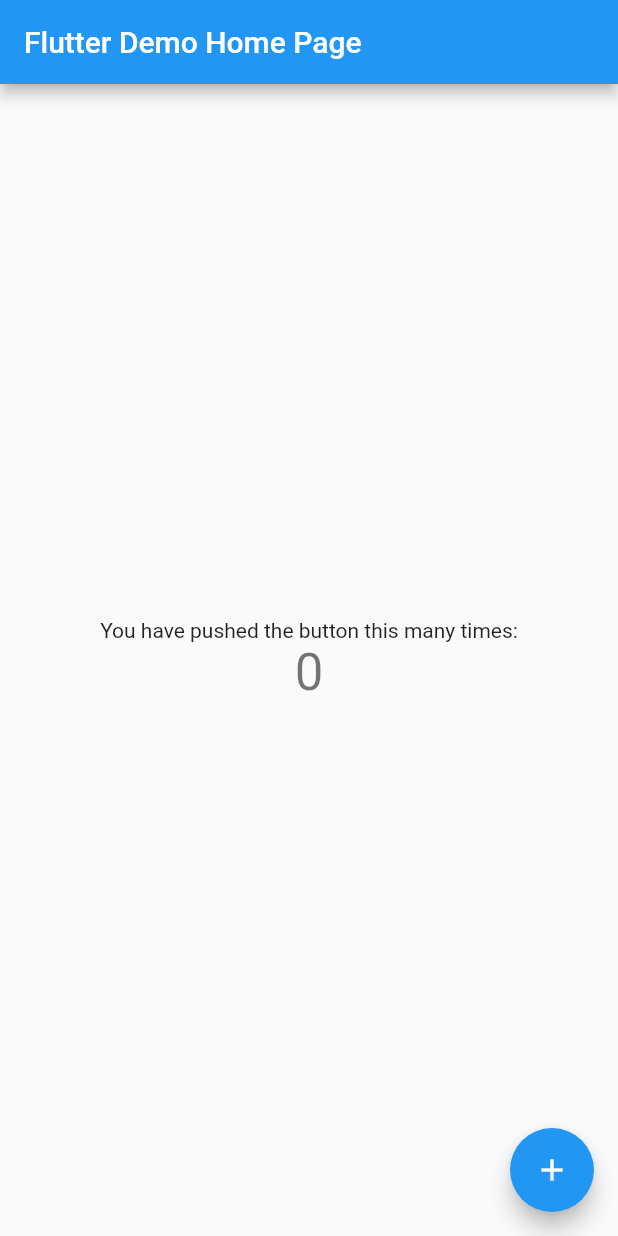
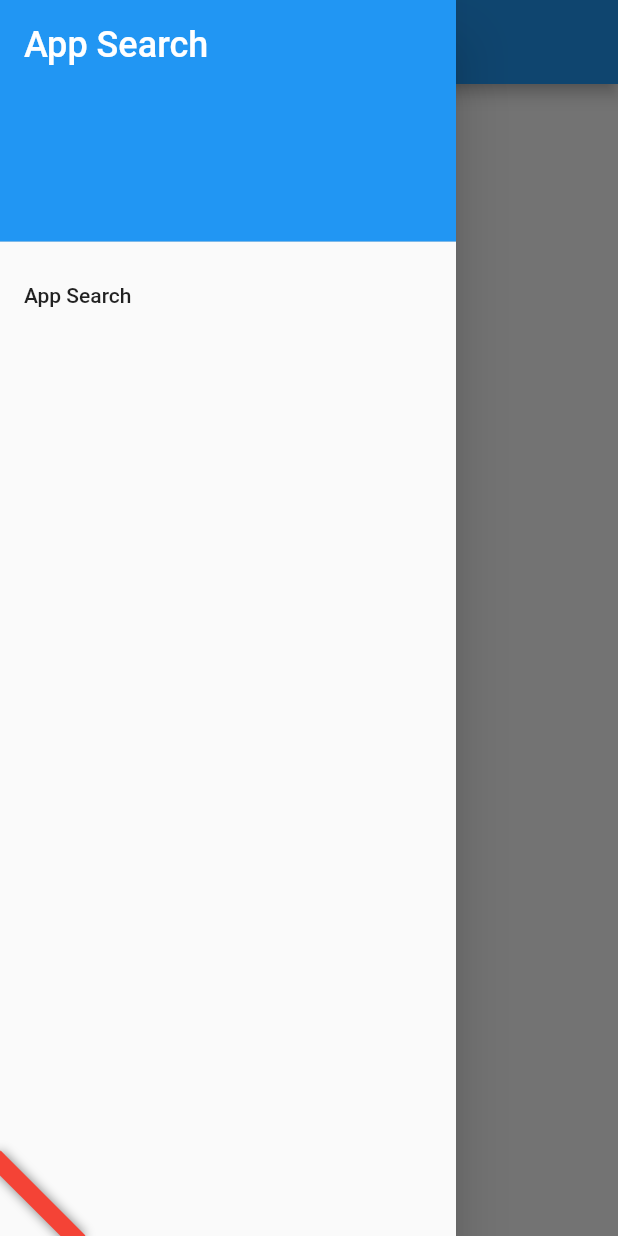
Before and after one commit to greendrop/flutter_work_sample, a Flutter app: the screen it shows after launch, with the side drawer open (before the commit the screen has no drawer), on a phone screen of 412 x 824 dp. Run offline on Flutter 3.47's test engine with Material 2 defaults, Android fonts, the phone set to English and light mode, and no system bars; our stand-ins replace flutter_hooks, hooks_riverpod, routemaster.

Commit message:
add pages

```diff
--- /dev/null
+++ b/lib/app_route.dart
@@ -0,0 +1,46 @@
+import 'package:flutter/material.dart';
+import 'package:flutter_hooks/flutter_hooks.dart';
+import 'package:flutter_work_sample/config/app_config.dart';
+import 'package:flutter_work_sample/pages/app_list_page.dart';
+import 'package:flutter_work_sample/pages/not_found_page.dart';
+import 'package:routemaster/routemaster.dart';
+
+class AppRoot extends HookWidget {
+  @override
+  Widget build(BuildContext context) {
+    final appConfig = AppConfig();
+    if (!appConfig.displayFlavor) {
+      return AppRootMain();
+    }
+
+    return Directionality(
+      textDirection: TextDirection.ltr,
+      child: Banner(
+          color: Colors.red,
+          message: appConfig.flavor.toUpperCase(),
+          location: BannerLocation.bottomStart,
+          child: AppRootMain()),
+    );
+  }
+}
+
+class AppRootMain extends HookWidget {
+  @override
+  Widget build(BuildContext context) {
+    return MaterialApp.router(
+        title: 'GitHub Contribution Graph Summay',
+        theme: ThemeData(
+          primarySwatch: Colors.blue,
+          visualDensity: VisualDensity.adaptivePlatformDensity,
+        ),
+        routeInformationParser: const RoutemasterParser(),
+        routerDelegate: RoutemasterDelegate(
+            routesBuilder: (context) => RouteMap(
+                    onUnknownRoute: (_) {
+                      return MaterialPage<Widget>(child: NotFoundPage());
+                    },
+                    routes: {
+                      '/': (_) => MaterialPage<Widget>(child: AppSearchPage()),
+                    })));
+  }
+}
--- /dev/null
+++ b/lib/components/organisms/drawer_body.dart
@@ -0,0 +1,32 @@
+import 'package:flutter/material.dart';
+import 'package:flutter_hooks/flutter_hooks.dart';
+import 'package:routemaster/routemaster.dart';
+
+class DrawerBody extends HookWidget {
+  @override
+  Widget build(BuildContext context) {
+    void replaceRouteAppSearch() {
+      Routemaster.of(context).replace('/');
+    }
+
+    return Drawer(
+        child: ListView(padding: EdgeInsets.zero, children: <Widget>[
+      const DrawerHeader(
+        decoration: BoxDecoration(
+          color: Colors.blue,
+        ),
+        child: Text(
+          'App Search',
+          style: TextStyle(
+            fontSize: 24,
+            color: Colors.white,
+          ),
+        ),
+      ),
+      ListTile(
+        title: const Text('App Search'),
+        onTap: replaceRouteAppSearch,
+      ),
+    ]));
+  }
+}
--- /dev/null
+++ b/lib/config/app_config.dart
@@ -0,0 +1,19 @@
+class AppConfig {
+  factory AppConfig() => _instance;
+  AppConfig._internal();
+
+  static final AppConfig _instance = AppConfig._internal();
+
+  String flavor = '';
+  bool displayFlavor = true;
+
+  Future<void> load() async {
+    flavor = const String.fromEnvironment('FLAVOR');
+    displayFlavor = flavor != 'prod';
+
+    switch (flavor) {
+      case 'prod':
+        break;
+    }
+  }
+}
--- a/lib/main.dart
+++ b/lib/main.dart
@@ -1,113 +1,11 @@
 import 'package:flutter/material.dart';
+import 'package:flutter_work_sample/app_route.dart';
+import 'package:flutter_work_sample/config/app_config.dart';
+import 'package:hooks_riverpod/hooks_riverpod.dart';
 
 void main() {
-  runApp(MyApp());
+  final _ = AppConfig().load();
+
+  WidgetsFlutterBinding.ensureInitialized();
+  runApp(ProviderScope(child: AppRoot()));
 }
-
-class MyApp extends StatelessWidget {
-  // This widget is the root of your application.
-  @override
-  Widget build(BuildContext context) {
-    return MaterialApp(
-      title: 'Flutter Demo',
-      theme: ThemeData(
-        // This is the theme of your application.
-        //
-        // Try running your application with "flutter run". You'll see the
-        // application has a blue toolbar. Then, without quitting the app, try
-        // changing the primarySwatch below to Colors.green and then invoke
-        // "hot reload" (press "r" in the console where you ran "flutter run",
-        // or simply save your changes to "hot reload" in a Flutter IDE).
-        // Notice that the counter didn't reset back to zero; the application
-        // is not restarted.
-        primarySwatch: Colors.blue,
-      ),
-      home: MyHomePage(title: 'Flutter Demo Home Page'),
-    );
-  }
-}
-
-class MyHomePage extends StatefulWidget {
-  MyHomePage({Key? key, required this.title}) : super(key: key);
-
-  // This widget is the home page of your application. It is stateful, meaning
-  // that it has a State object (defined below) that contains fields that affect
-  // how it looks.
-
-  // This class is the configuration for the state. It holds the values (in this
-  // case the title) provided by the parent (in this case the App widget) and
-  // used by the build method of the State. Fields in a Widget subclass are
-  // always marked "final".
-
-  final String title;
-
-  @override
-  _MyHomePageState createState() => _MyHomePageState();
-}
-
-class _MyHomePageState extends State<MyHomePage> {
-  int _counter = 0;
-
-  void _incrementCounter() {
-    setState(() {
-      // This call to setState tells the Flutter framework that something has
-      // changed in this State, which causes it to rerun the build method below
-      // so that the display can reflect the updated values. If we changed
-      // _counter without calling setState(), then the build method would not be
-      // called again, and so nothing would appear to happen.
-      _counter++;
-    });
-  }
-
-  @override
-  Widget build(BuildContext context) {
-    // This method is rerun every time setState is called, for instance as done
-    // by the _incrementCounter method above.
-    //
-    // The Flutter framework has been optimized to make rerunning build methods
-    // fast, so that you can just rebuild anything that needs updating rather
-    // than having to individually change instances of widgets.
-    return Scaffold(
-      appBar: AppBar(
-        // Here we take the value from the MyHomePage object that was created by
-        // the App.build method, and use it to set our appbar title.
-        title: Text(widget.title),
-      ),
-      body: Center(
-        // Center is a layout widget. It takes a single child and positions it
-        // in the middle of the parent.
-        child: Column(
-          // Column is also a layout widget. It takes a list of children and
-          // arranges them vertically. By default, it sizes itself to fit its
-          // children horizontally, and tries to be as tall as its parent.
-          //
-          // Invoke "debug painting" (press "p" in the console, choose the
-          // "Toggle Debug Paint" action from the Flutter Inspector in Android
-          // Studio, or the "Toggle Debug Paint" command in Visual Studio Code)
-          // to see the wireframe for each widget.
-          //
-          // Column has various properties to control how it sizes itself and
-          // how it positions its children. Here we use mainAxisAlignment to
-          // center the children vertically; the main axis here is the vertical
-          // axis because Columns are vertical (the cross axis would be
-          // horizontal).
-          mainAxisAlignment: MainAxisAlignment.center,
-          children: <Widget>[
-            Text(
-              'You have pushed the button this many times:',
-            ),
-            Text(
-              '$_counter',
-              style: Theme.of(context).textTheme.headline4,
-            ),
-          ],
-        ),
-      ),
-      floatingActionButton: FloatingActionButton(
-        onPressed: _incrementCounter,
-        tooltip: 'Increment',
-        child: Icon(Icons.add),
-      ), // This trailing comma makes auto-formatting nicer for build methods.
-    );
-  }
-}
--- /dev/null
+++ b/lib/pages/app_list_page.dart
@@ -0,0 +1,15 @@
+import 'package:flutter/material.dart';
+import 'package:flutter_hooks/flutter_hooks.dart';
+import 'package:flutter_work_sample/components/organisms/drawer_body.dart';
+
+class AppSearchPage extends HookWidget {
+  final _title = 'App Search';
+
+  @override
+  Widget build(BuildContext context) {
+    return Scaffold(
+        appBar: AppBar(title: Text(_title)),
+        drawer: DrawerBody(),
+        body: Container());
+  }
+}
--- a/pubspec.yaml
+++ b/pubspec.yaml
@@ -24,10 +24,16 @@
   cupertino_icons: ^1.0.2
   flutter:
     sdk: flutter
+  flutter_hooks: ^0.17.0
+  freezed_annotation: ^0.14.2
+  hooks_riverpod: ^0.14.0+4
+  routemaster: ^0.9.3
 
 dev_dependencies:
+  build_runner: ^2.0.4
   flutter_test:
     sdk: flutter
+  freezed: ^0.14.2
   pedantic_mono: ^1.12.1
 
 # The following section is specific to Flutter.
```
Also changed, not shown: lib/components/organisms/not_found_body.dart (added, +13 -0 lines), lib/pages/not_found_page.dart (added, +16 -0 lines), pubspec.lock, 1 other file.
